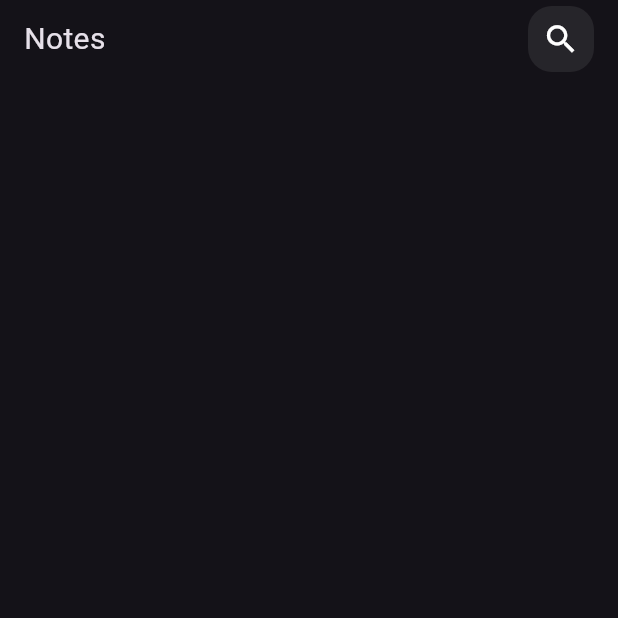
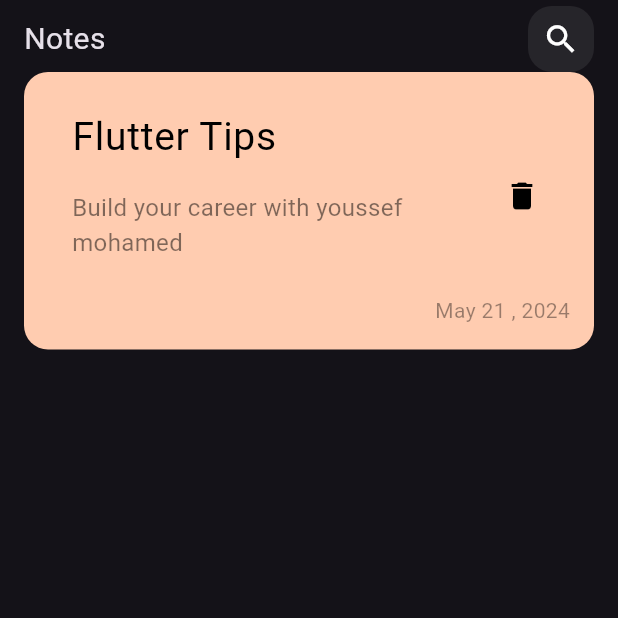
Before and after one commit to YoussefMohamed2004/notes_app, a Flutter app: the screen it shows after launch, on a phone screen of 412 x 824 dp, the top half of it. Run offline on Flutter 3.47's test engine with Material 3 defaults, Android fonts, the phone set to English and light mode, and no system bars.

Commit message:
create custom note item

```diff
--- a/lib/main.dart
+++ b/lib/main.dart
@@ -12,7 +12,10 @@ class NotesApp extends StatelessWidget {
   Widget build(BuildContext context) {
     return MaterialApp(
       debugShowCheckedModeBanner: false,
-      theme: ThemeData(brightness: Brightness.dark),
+      theme: ThemeData(
+        brightness: Brightness.dark,
+
+      ),
       home: const NotwsView(),
     );
   }
--- /dev/null
+++ b/lib/views/widgets/custom_note_item.dart
@@ -0,0 +1,60 @@
+
+import 'package:flutter/material.dart';
+
+class NotsItem extends StatelessWidget {
+  const NotsItem({super.key});
+
+  @override
+  Widget build(BuildContext context) {
+    return Container(
+      padding: const EdgeInsets.only(top: 16,left: 16,bottom: 16),
+      decoration: BoxDecoration(
+        color: const Color(0xffFFCCB0),
+        borderRadius: BorderRadius.circular(
+          16,
+        ),
+      ),
+      child: Column(
+        crossAxisAlignment: CrossAxisAlignment.end,
+        children: [
+          ListTile(
+            title: const Text(
+              'Flutter Tips',
+              style: TextStyle(
+                color: Colors.black,
+                fontSize: 26,
+              ),
+            ),
+            subtitle: Padding(
+              padding: const EdgeInsets.only(top: 16,bottom: 16),
+              child: Text(
+                'Build your career with youssef mohamed',
+                style: TextStyle(
+                  color: Colors.black .withOpacity(0.5),
+                  fontSize: 16,
+                ),
+              ),
+            ),
+            trailing: IconButton(
+              onPressed: () {},
+              icon: const Icon(
+                Icons.delete,
+                color: Colors.black,
+                size: 24,
+              ),
+            ),
+          ),
+           Padding(
+             padding: const EdgeInsets.only(right: 16),
+             child: Text(
+              'May 21 , 2024',
+              style: TextStyle(
+                 color: Colors.black .withOpacity(0.4),
+              ),
+                       ),
+           ),
+        ],
+      ),
+    );
+  }
+}
--- a/lib/views/widgets/notes_view_body.dart
+++ b/lib/views/widgets/notes_view_body.dart
@@ -1,5 +1,6 @@
 import 'package:flutter/material.dart';
-import 'package:flutter_application_8/views/widgets/cusyom_app_bar.dart';
+import 'package:flutter_application_8/views/widgets/custom_app_bar.dart';
+import 'package:flutter_application_8/views/widgets/custom_note_item.dart';
 
 class NotseNiewBody extends StatelessWidget {
   const NotseNiewBody({super.key});
@@ -9,12 +10,12 @@ class NotseNiewBody extends StatelessWidget {
     return const Padding(
       padding: EdgeInsets.symmetric(horizontal: 16),
       child: Column(
-
         children: [
           SizedBox(
             height: 4,
           ),
           CustomAppBar(),
+          NotsItem(),
         ],
       ),
     );
```
Also changed, not shown: lib/views/widgets/custom_app_bar.dart (renamed from lib/views/widgets/cusyom_app_bar.dart).
